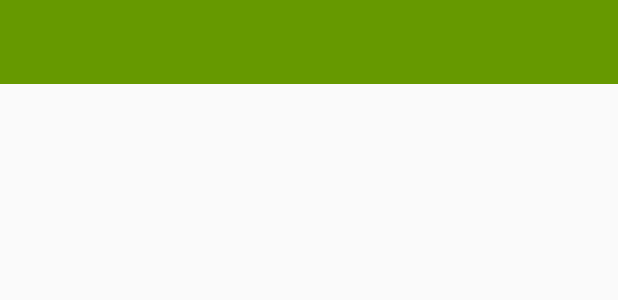
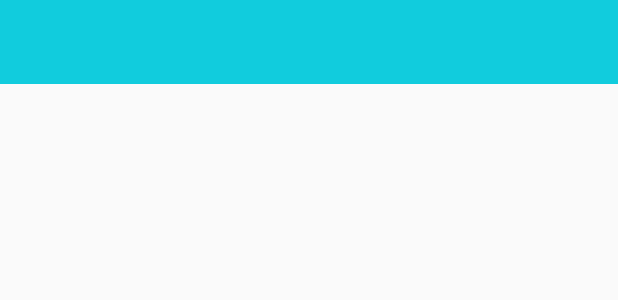
Before and after one commit to Syrok77/BottomActionbar, an Android app: the layout bottom_actionbar_main.xml on its own in the app's theme, with its tools: preview values and no code run, on a phone screen of 412 x 824 dp. Shown: the top 300 px of the screen. Run offline under Robolectric (Android 15) with nearby library versions, the phone set to English and light mode, and no system bars.

Commit message:
Menu buttons now working, long click shows toast. Added RoboGuice dependency.

```diff
--- a/app/build.gradle
+++ b/app/build.gradle
@@ -22,6 +22,9 @@ android {
 dependencies {
     compile fileTree(dir: 'libs', include: ['*.jar'])
     compile 'com.android.support:appcompat-v7:21.0.3'
+    compile 'com.android.support:support-annotations:20.0.0'
+
     compile 'org.roboguice:roboguice:3.0.1'
+
     provided 'org.roboguice:roboblender:3.0.1'
 }
--- a/app/src/main/java/com/paragonfervour/syrok/bottomtoolbar/view/BottomActionButton.java
+++ b/app/src/main/java/com/paragonfervour/syrok/bottomtoolbar/view/BottomActionButton.java
@@ -2,8 +2,8 @@ package com.paragonfervour.syrok.bottomtoolbar.view;
 
 import android.content.Context;
 import android.graphics.drawable.Drawable;
+import android.support.annotation.StringRes;
 import android.util.AttributeSet;
-import android.view.LayoutInflater;
 import android.view.View;
 import android.widget.ImageView;
 import android.widget.LinearLayout;
@@ -39,17 +39,20 @@ public class BottomActionButton extends LinearLayout {
     }
 
     private void init() {
-        View view = LayoutInflater.from(getContext()).inflate(R.layout.actionbar_action_button, this, false);
+        View view = inflate(getContext(), R.layout.actionbar_action_button, this);
         mActionLabel = (TextView)view.findViewById(R.id.bottom_action_button_title);
         mActionIcon = (ImageView)view.findViewById(R.id.bottom_action_button_icon);
-        addView(view);
+    }
+
+    public void setActionTitle(CharSequence title) {
+        mActionLabel.setText(title);
     }
 
     public void setActionTitle(String title) {
         mActionLabel.setText(title);
     }
 
-    public void setActionTitle(int titleRes) {
+    public void setActionTitle(@StringRes int titleRes) {
         mActionLabel.setText(titleRes);
     }
 
--- a/app/src/main/res/layout/activity_main.xml
+++ b/app/src/main/res/layout/activity_main.xml
@@ -5,6 +5,7 @@
 
 
     <com.paragonfervour.syrok.bottomtoolbar.view.BottomActionBar
+        android:id="@+id/main_bottom_actionbar"
         android:layout_height="wrap_content"
         android:layout_width="match_parent"
         android:layout_gravity="bottom"/>
--- a/app/src/main/res/layout/bottom_actionbar_main.xml
+++ b/app/src/main/res/layout/bottom_actionbar_main.xml
@@ -3,7 +3,7 @@
     xmlns:android="http://schemas.android.com/apk/res/android"
     xmlns:tools="http://schemas.android.com/tools"
     android:orientation="horizontal"
-    android:background="@android:color/holo_green_dark"
+    android:background="#11CCDD"
     android:layout_width="match_parent"
     android:layout_height="?android:actionBarSize"
     android:paddingLeft="16dp"
@@ -11,36 +11,22 @@
     tools:layout_gravity="bottom">
 
     <LinearLayout
+        android:id="@+id/bab_layout"
         android:layout_width="wrap_content"
         android:layout_height="match_parent"
         android:orientation="horizontal"
         android:layout_centerInParent="true">
 
-        <com.paragonfervour.syrok.bottomtoolbar.view.BottomActionButton
-            android:layout_width="wrap_content"
-            android:layout_height="wrap_content"
-            android:layout_gravity="center_vertical"
-            android:layout_marginRight="@dimen/action_button_padding"
-            android:layout_marginLeft="@dimen/action_button_padding"
-            />
-        <com.paragonfervour.syrok.bottomtoolbar.view.BottomActionButton
-            android:layout_width="wrap_content"
-            android:layout_height="wrap_content"
-            android:layout_gravity="center_vertical"
-            android:layout_marginRight="@dimen/action_button_padding"
-            android:layout_marginLeft="@dimen/action_button_padding"
-            />
-
     </LinearLayout>
 
-    <ImageView
-        android:id="@+id/bottom_actionbar_more_button"
-        android:layout_width="wrap_content"
-        android:layout_height="wrap_content"
-        android:layout_alignParentRight="true"
-        android:layout_alignParentEnd="true"
-        android:contentDescription="@string/description_more_button"
-        />
+    <!--<ImageView-->
+        <!--android:id="@+id/bottom_actionbar_more_button"-->
+        <!--android:layout_width="wrap_content"-->
+        <!--android:layout_height="wrap_content"-->
+        <!--android:layout_alignParentRight="true"-->
+        <!--android:layout_alignParentEnd="true"-->
+        <!--android:contentDescription="@string/description_more_button"-->
+        <!--/>-->
 
     <!--android:src="@drawable/button_bar_more"-->
 
--- a/app/src/main/res/layout/fragment_main.xml
+++ b/app/src/main/res/layout/fragment_main.xml
@@ -9,4 +9,10 @@
     <TextView android:text="@string/hello_world" android:layout_width="wrap_content"
         android:layout_height="wrap_content" />
 
+    <Button
+        android:id="@+id/fragment_button"
+        android:layout_width="wrap_content"
+        android:layout_height="wrap_content"
+        android:layout_centerInParent="true"/>
+
 </RelativeLayout>
--- a/app/src/main/res/values/strings.xml
+++ b/app/src/main/res/values/strings.xml
@@ -4,6 +4,7 @@
     <string name="app_name">BottomToolbar</string>
     <string name="hello_world">Hello world!</string>
     <string name="action_settings">Settings</string>
+    <string name="action_share">Share</string>
 
 
     <string name="action_button">Action Button</string>
```
Also changed, not shown: app/src/main/java/com/paragonfervour/syrok/bottomtoolbar/MainActivity.java (+12 -25 lines), app/src/main/java/com/paragonfervour/syrok/bottomtoolbar/activity/BottomActionBarActivity.java (+12 -3 lines), app/src/main/java/com/paragonfervour/syrok/bottomtoolbar/activity/MainFragment.java (added, +47 -0 lines), app/src/main/java/com/paragonfervour/syrok/bottomtoolbar/view/BottomActionBar.java (+25 -6 lines), app/src/main/res/menu/menu_main.xml (+13 -2 lines), 1 other file.
